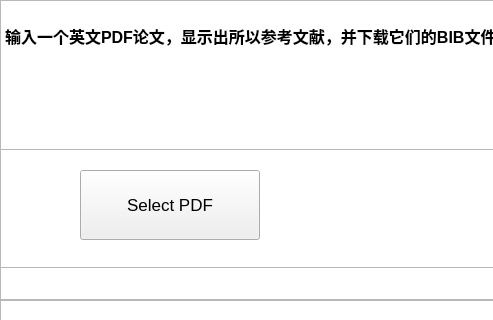
Qt form GUI/interface.ui (ybbwcwaps/PDF2Bib) before a commit; both pictures show x 0 to 493 and y 0 to 320 of the 800 by 600 pixel window.
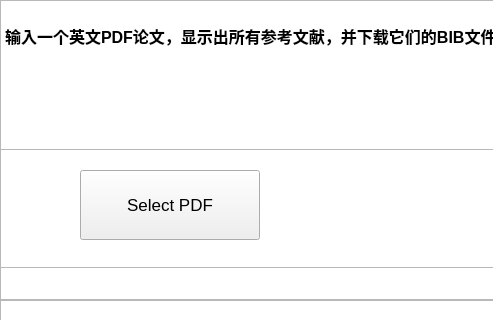
The same form after that commit. Icons and pictures are not drawn.

Diff of the .ui file:
```diff
--- a/GUI/interface.ui
+++ b/GUI/interface.ui
@@ -77,7 +77,7 @@
 p, li { white-space: pre-wrap; }
 &lt;/style&gt;&lt;/head&gt;&lt;body style=&quot; font-family:'SimSun'; font-size:9pt; font-weight:400; font-style:normal;&quot;&gt;
 &lt;p style=&quot; margin-top:0px; margin-bottom:0px; margin-left:0px; margin-right:0px; -qt-block-indent:0; text-indent:0px;&quot;&gt;&lt;span style=&quot; font-size:12pt;&quot;&gt;	&lt;/span&gt;&lt;/p&gt;
-&lt;p style=&quot; margin-top:0px; margin-bottom:0px; margin-left:0px; margin-right:0px; -qt-block-indent:0; text-indent:0px;&quot;&gt;&lt;span style=&quot; font-size:12pt; font-weight:600;&quot;&gt;输入一个英文PDF论文，显示出所以参考文献，并下载它们的BIB文件。&lt;/span&gt;&lt;/p&gt;&lt;/body&gt;&lt;/html&gt;</string>
+&lt;p style=&quot; margin-top:0px; margin-bottom:0px; margin-left:0px; margin-right:0px; -qt-block-indent:0; text-indent:0px;&quot;&gt;&lt;span style=&quot; font-size:12pt; font-weight:600;&quot;&gt;输入一个英文PDF论文，显示出所有参考文献，并下载它们的BIB文件。&lt;/span&gt;&lt;/p&gt;&lt;/body&gt;&lt;/html&gt;</string>
     </property>
    </widget>
    <widget class="QTextBrowser" name="OutPrint">
```
